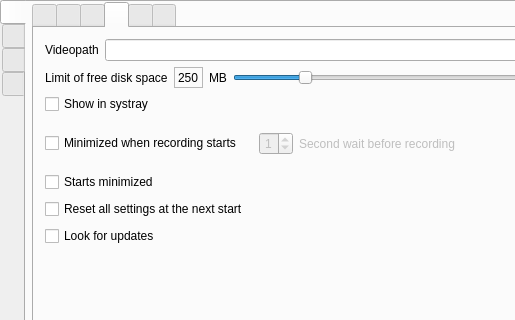
The window that src/formMainWindow.ui (vkohaupt/vokoscreenNG) describes before a commit, drawn with Qt 5; both pictures show x 0 to 515 and y 0 to 320 of the 710 by 422 pixel window.
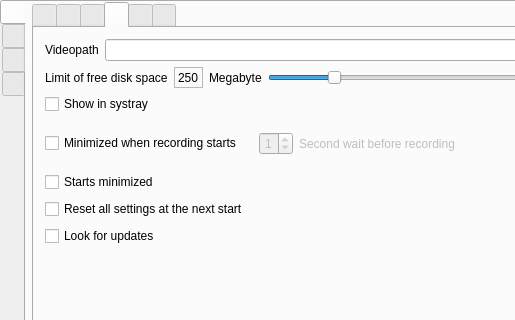
The same window after the commit. The open tabs and pages were chosen to show the change. Icons and pictures are not drawn.

Diff of the .ui file:
```diff
--- a/src/formMainWindow.ui
+++ b/src/formMainWindow.ui
@@ -1516,7 +1516,7 @@
                  <item>
                   <widget class="QLabel" name="label_11">
                    <property name="text">
-                    <string notr="true">MB</string>
+                    <string>Megabyte</string>
                    </property>
                   </widget>
                  </item>
```
Left out of the diff: 2 changed lines with no effect on the pictures.
